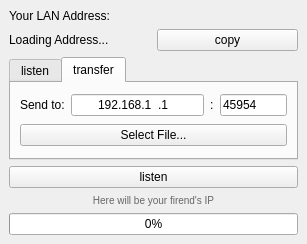
The window that src/view/view_gui.ui (LeeDoor/p2ptransfer) describes before a commit, drawn with Qt 5.
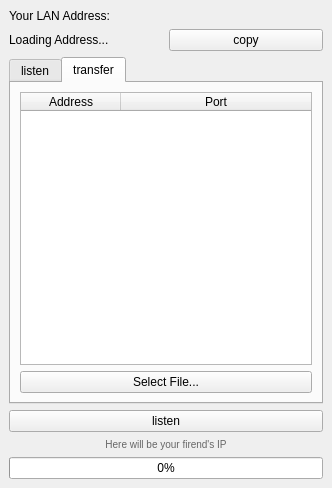
The same window after the commit.

Diff of the .ui file:
```diff
--- a/src/view/view_gui.ui
+++ b/src/view/view_gui.ui
@@ -6,15 +6,15 @@
    <rect>
     <x>0</x>
     <y>0</y>
-    <width>307</width>
-    <height>244</height>
+    <width>332</width>
+    <height>488</height>
    </rect>
   </property>
   <property name="windowTitle">
    <string>P2P Transferer</string>
   </property>
   <widget class="QWidget" name="centralwidget">
-   <layout class="QVBoxLayout" name="verticalLayout" stretch="0,0,0,0,0">
+   <layout class="QVBoxLayout" name="verticalLayout" stretch="0,0,0,0,0,0">
     <item>
      <widget class="QLabel" name="_labelYourAddress">
       <property name="text">
@@ -97,79 +97,30 @@
        </attribute>
        <layout class="QVBoxLayout" name="verticalLayout_3">
         <item>
-         <layout class="QHBoxLayout" name="horizontalLayout">
-          <item>
-           <widget class="QLabel" name="_labelSelectEndpoint">
-            <property name="text">
-             <string>Send to:</string>
-            </property>
-           </widget>
-          </item>
-          <item>
-           <layout class="QHBoxLayout" name="endpointLayout" stretch="8,1,4">
-            <item>
-             <widget class="QLineEdit" name="addressLineEdit">
-              <property name="minimumSize">
-               <size>
-                <width>125</width>
-                <height>0</height>
-               </size>
-              </property>
-              <property name="inputMask">
-               <string>000.000.000.000</string>
-              </property>
-              <property name="text">
-               <string>192.168.1.1</string>
-              </property>
-              <property name="alignment">
-               <set>Qt::AlignmentFlag::AlignCenter</set>
-              </property>
-             </widget>
-            </item>
-            <item>
-             <widget class="QLabel" name="_colon_label">
-              <property name="sizePolicy">
-               <sizepolicy hsizetype="Fixed" vsizetype="Minimum">
-                <horstretch>0</horstretch>
-                <verstretch>0</verstretch>
-               </sizepolicy>
-              </property>
-              <property name="text">
-               <string>:</string>
-              </property>
-             </widget>
-            </item>
-            <item>
-             <widget class="QLineEdit" name="transferPortLineEdit">
-              <property name="sizePolicy">
-               <sizepolicy hsizetype="Preferred" vsizetype="Fixed">
-                <horstretch>0</horstretch>
-                <verstretch>0</verstretch>
-               </sizepolicy>
-              </property>
-              <property name="minimumSize">
-               <size>
-                <width>60</width>
-                <height>0</height>
-               </size>
-              </property>
-              <property name="maximumSize">
-               <size>
-                <width>16777205</width>
-                <height>16777215</height>
-               </size>
-              </property>
-              <property name="inputMask">
-               <string>00000</string>
-              </property>
-              <property name="text">
-               <string>45954</string>
-              </property>
-             </widget>
-            </item>
-           </layout>
-          </item>
-         </layout>
+         <widget class="QTableWidget" name="tableWidget">
+          <property name="selectionMode">
+           <enum>QAbstractItemView::SelectionMode::SingleSelection</enum>
+          </property>
+          <property name="selectionBehavior">
+           <enum>QAbstractItemView::SelectionBehavior::SelectRows</enum>
+          </property>
+          <attribute name="horizontalHeaderStretchLastSection">
+           <bool>true</bool>
+          </attribute>
+          <attribute name="verticalHeaderStretchLastSection">
+           <bool>false</bool>
+          </attribute>
+          <column>
+           <property name="text">
+            <string>Address</string>
+           </property>
+          </column>
+          <column>
+           <property name="text">
+            <string>Port</string>
+           </property>
+          </column>
+         </widget>
         </item>
         <item>
          <widget class="QPushButton" name="selectFileButton">
```
Left out of the diff: 16 changed lines with no effect on the pictures.
